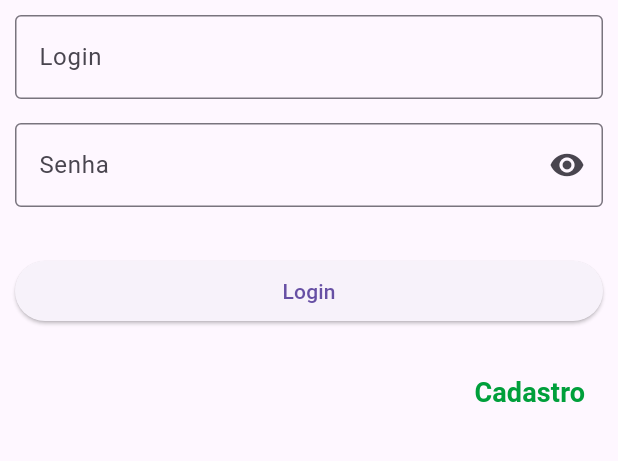
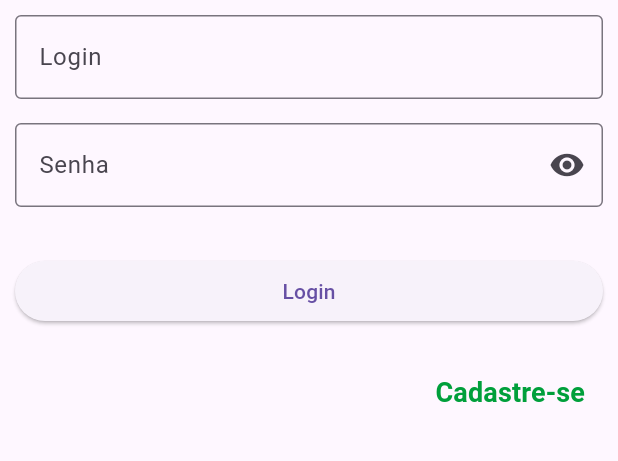
Before and after one commit to MatheusMed/app_secretaria_do_estado_de_goias_case, a Flutter app: the screen it shows after launch, on a phone screen of 412 x 824 dp, the part 84-545 px from its top. Run offline on Flutter 3.47's test engine with Material 3 defaults, Android fonts, the phone set to English and light mode, and no system bars; our stand-ins replace sqflite; accounts and stored records are empty.

Commit message:
refacto: text button sign-up

```diff
--- a/lib/src/pages/home/home_screen.dart
+++ b/lib/src/pages/home/home_screen.dart
@@ -140,7 +140,7 @@ class _HomeScreenState extends State<HomeScreen> {
                       );
                     },
                     child: Text(
-                      "Cadastro",
+                      "Cadastre-se",
                       style: TextStylesUtils.styleButton,
                     ),
                   ),
```
